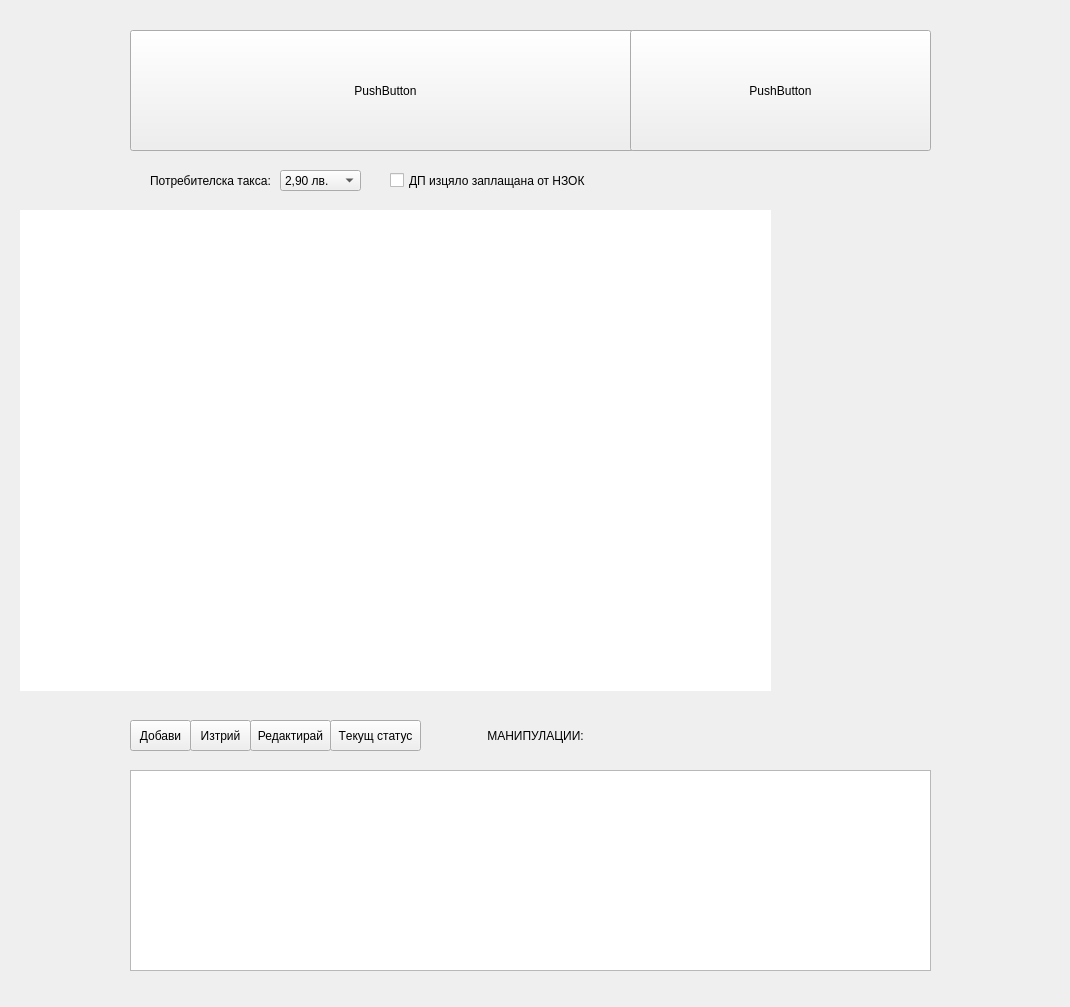
This is src/View/ListView/ListView.ui in thefinalcutbg/DinoDent as Qt 5 draws it before an edit. The edited form follows.
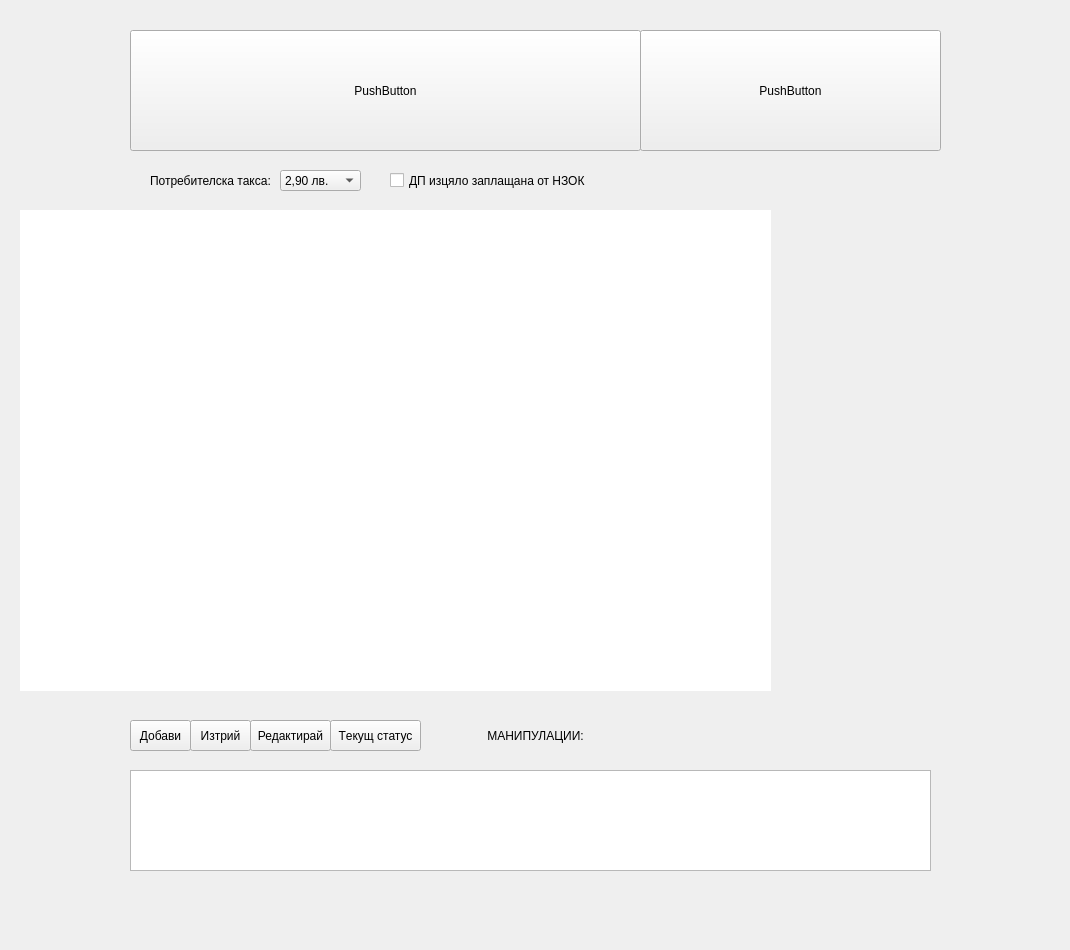
This is the edited form. Custom widgets are drawn as their Qt base class.

```diff
--- a/src/View/ListView/ListView.ui
+++ b/src/View/ListView/ListView.ui
@@ -7,7 +7,7 @@
     <x>0</x>
     <y>0</y>
     <width>1070</width>
-    <height>1007</height>
+    <height>950</height>
    </rect>
   </property>
   <property name="sizePolicy">
@@ -19,7 +19,7 @@
   <property name="minimumSize">
    <size>
     <width>1070</width>
-    <height>1000</height>
+    <height>950</height>
    </size>
   </property>
   <property name="windowTitle">
@@ -63,7 +63,7 @@
   <widget class="AllergiesTile" name="allergiesTile">
    <property name="geometry">
     <rect>
-     <x>630</x>
+     <x>640</x>
      <y>30</y>
      <width>301</width>
      <height>121</height>
@@ -99,7 +99,7 @@
      <x>130</x>
      <y>770</y>
      <width>801</width>
-     <height>201</height>
+     <height>101</height>
     </rect>
    </property>
    <property name="styleSheet">
```
